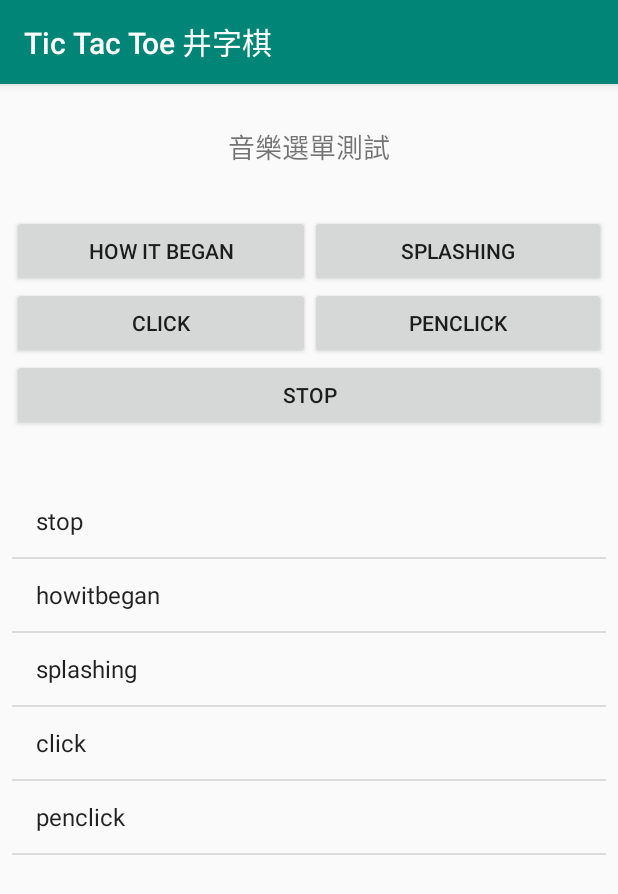
After one commit to liuluke0325/LinkGame, an Android app: the GridLayoutPractice screen opened directly, with no data from a screen before it, on a phone screen of 412 x 824 dp. The commit adds this screen. Shown: the top 894 px of the screen. Run offline under Robolectric (Android 15) with nearby library versions, the light colour scheme and no system bars.

Commit message:
add test mod, gridlayout practice, listview practice

```diff
--- /dev/null
+++ b/app/src/main/java/com/example/linkgame/GridLayoutPractice.java
@@ -0,0 +1,95 @@
+package com.example.linkgame;
+
+import android.media.MediaPlayer;
+import android.support.v7.app.AppCompatActivity;
+import android.os.Bundle;
+import android.support.v7.widget.GridLayout;
+import android.util.Log;
+import android.view.View;
+import android.widget.AdapterView;
+import android.widget.ArrayAdapter;
+import android.widget.Button;
+import android.widget.ListView;
+import android.widget.Toast;
+
+import java.util.ArrayList;
+
+
+public class GridLayoutPractice extends AppCompatActivity {
+    MediaPlayer mediaPlayer;
+
+
+    public void pressButton(View view){
+
+        Button button = (Button) view;
+
+        Log.i("Button", button.getTag().toString());
+
+
+        if (button.getTag().toString().equals("Stop")){
+            mediaPlayer.pause();
+            Toast.makeText(this,"Stop Playing",Toast.LENGTH_LONG).show();
+        }else {
+
+            mediaPlayer.pause();
+            mediaPlayer = MediaPlayer.create(this, getResources().getIdentifier(button.getTag().toString(), "raw", getPackageName()));
+            // MediaPlayer mediaplayer2 = MediaPlayer.create(this,R.raw.howitbegan);
+            // 運用tag來呼叫檔案名稱 , getResources().getIdentifier(button.getTag().toString(),"mp3",getPackageName())
+            mediaPlayer.start();
+        }
+
+    }
+
+
+
+
+
+
+    @Override
+    protected void onCreate(Bundle savedInstanceState) {
+        super.onCreate(savedInstanceState);
+        setContentView(R.layout.activity_grid_layout_practice);
+        mediaPlayer = new MediaPlayer();
+        mediaPlayer.pause();
+
+
+        ListView listView = findViewById(R.id.listView);
+
+        final ArrayList<String> arrayList = new ArrayList<String>();
+        arrayList.add("stop");
+        arrayList.add("howitbegan");
+        arrayList.add("splashing");
+        arrayList.add("click");
+        arrayList.add("penclick");
+
+
+
+        //建立連接
+        ArrayAdapter<String> arrayAdapter = new ArrayAdapter<String>(this,android.R.layout.simple_list_item_1,arrayList);
+        //把adapter 放入listview
+        listView.setAdapter(arrayAdapter);
+        //當按下時候發生~
+        listView.setOnItemClickListener(new AdapterView.OnItemClickListener() {
+            @Override
+            public void onItemClick(AdapterView<?> parent, View view, int position, long id) {
+           //使全部消失
+                // parent.setVisibility(View.GONE);
+                Log.i("listview", arrayList.get(position) );
+
+
+                Toast.makeText(getApplicationContext(),  arrayList.get(position) , Toast.LENGTH_SHORT).show();
+
+
+                mediaPlayer.stop();
+                if (position != 0) {
+                    mediaPlayer = MediaPlayer.create(getApplicationContext(), getResources().getIdentifier(arrayList.get(position), "raw", getPackageName()));
+                    mediaPlayer.start();
+                }
+
+
+
+            }
+        });
+
+    }
+}
--- a/app/src/main/java/com/example/linkgame/Setting.java
+++ b/app/src/main/java/com/example/linkgame/Setting.java
@@ -2,7 +2,6 @@ package com.example.linkgame;
 
 import android.content.Intent;
 import android.media.AudioManager;
-import android.media.MediaPlayer;
 import android.support.v7.app.AppCompatActivity;
 import android.os.Bundle;
 import android.view.View;
@@ -17,6 +16,11 @@ public void goBack(View view){
     finish();
 }
 
+public void goToPractice(View iew){
+
+    Intent intent = new Intent(getApplicationContext(), GridLayoutPractice.class);
+    startActivity(intent);
+}
 
 public void emailToMe(View view){
     Intent i = new Intent(Intent.ACTION_SEND);
--- /dev/null
+++ b/app/src/main/res/layout/activity_grid_layout_practice.xml
@@ -0,0 +1,95 @@
+<?xml version="1.0" encoding="utf-8"?>
+<android.support.constraint.ConstraintLayout xmlns:android="http://schemas.android.com/apk/res/android"
+    xmlns:app="http://schemas.android.com/apk/res-auto"
+    xmlns:tools="http://schemas.android.com/tools"
+    android:layout_width="match_parent"
+    android:layout_height="match_parent"
+    tools:context="com.example.linkgame.GridLayoutPractice">
+
+    <android.support.v7.widget.GridLayout
+        android:id="@+id/gridlayoutpractice"
+        android:layout_width="0dp"
+        android:layout_height="wrap_content"
+        android:layout_marginStart="8dp"
+        android:layout_marginTop="32dp"
+        android:layout_marginEnd="8dp"
+        app:columnCount="2"
+        app:layout_constraintEnd_toEndOf="parent"
+        app:layout_constraintHorizontal_bias="1.0"
+        app:layout_constraintStart_toStartOf="parent"
+        app:layout_constraintTop_toBottomOf="@+id/textView6"
+        app:rowCount="3">
+
+        <Button
+            android:id="@+id/button1"
+            android:layout_width="101dp"
+            android:onClick="pressButton"
+
+            android:tag="howitbegan"
+            android:text="How it began"
+            app:layout_columnWeight="1"
+            app:layout_gravity="fill"
+            app:layout_rowWeight="1" />
+
+        <Button
+            android:id="@+id/button2"
+            android:onClick="pressButton"
+            android:tag="splashing"
+            android:text="splashing"
+            app:layout_columnWeight="1"
+            app:layout_gravity="fill"
+            app:layout_rowWeight="1" />
+
+        <Button
+            android:id="@+id/button3"
+            android:onClick="pressButton"
+            android:tag="click"
+            android:text="click"
+            app:layout_columnWeight="1"
+            app:layout_gravity="fill"
+            app:layout_rowWeight="1" />
+
+        <Button
+            android:id="@+id/button4"
+            android:onClick="pressButton"
+            android:tag="penclick"
+            android:text="penclick"
+            app:layout_columnWeight="1"
+            app:layout_gravity="fill"
+            app:layout_rowWeight="1" />
+
+        <Button
+            android:id="@+id/button6"
+            android:onClick="pressButton"
+            android:tag="Stop"
+            android:text="Stop"
+            app:layout_columnSpan="2"
+
+            app:layout_gravity="fill" />
+
+    </android.support.v7.widget.GridLayout>
+
+    <TextView
+        android:id="@+id/textView6"
+        android:layout_width="match_parent"
+        android:layout_height="wrap_content"
+        android:layout_marginTop="28dp"
+        android:text="音樂選單測試"
+        android:textAlignment="center"
+        android:textSize="18sp"
+        app:layout_constraintTop_toTopOf="parent"
+        tools:layout_editor_absoluteX="16dp" />
+
+    <ListView
+        android:id="@+id/listView"
+        android:layout_width="match_parent"
+        android:layout_height="0dp"
+        android:layout_marginStart="8dp"
+        android:layout_marginTop="36dp"
+        android:layout_marginEnd="8dp"
+        android:layout_marginBottom="8dp"
+        app:layout_constraintBottom_toBottomOf="parent"
+        app:layout_constraintEnd_toEndOf="parent"
+        app:layout_constraintStart_toStartOf="parent"
+        app:layout_constraintTop_toBottomOf="@+id/gridlayoutpractice" />
+</android.support.constraint.ConstraintLayout>
--- a/app/src/main/res/values/colors.xml
+++ b/app/src/main/res/values/colors.xml
@@ -3,4 +3,6 @@
     <color name="colorPrimary">#008577</color>
     <color name="colorPrimaryDark">#00574B</color>
     <color name="colorAccent">#D81B60</color>
+
+    <color name="black_overlay">#66000000</color>
 </resources>
--- a/app/src/main/res/values/strings.xml
+++ b/app/src/main/res/values/strings.xml
@@ -3,4 +3,8 @@
     <string name="newGame">新遊戲</string>
     <string name="reCount">重新計分</string>
     <string name="welcomeMessage">歡迎  點擊九宮格開始</string>
+
+    <string name="title_activity_grid_layout_practice">GridLayoutPractice</string>
+    <string name="dummy_button">Dummy Button</string>
+    <string name="dummy_content">DUMMY\nCONTENT</string>
 </resources>
--- a/build.gradle
+++ b/build.gradle
@@ -9,6 +9,8 @@ buildscript {
     dependencies {
         classpath 'com.android.tools.build:gradle:3.4.0'
 
+        //for google firebase
+        classpath 'com.google.gms:google-services:4.2.0'
         // NOTE: Do not place your application dependencies here; they belong
         // in the individual module build.gradle files
     }
```
Also changed, not shown: app/build.gradle (+8 -2 lines), app/src/main/AndroidManifest.xml (+7 -1 lines), app/src/main/java/com/example/linkgame/FullPractice.java (added, +165 -0 lines), app/src/main/java/com/example/linkgame/MainActivity.java (+48 -15 lines), app/src/main/res/layout/activity_full_practice.xml (added, +51 -0 lines), app/src/main/res/layout/activity_setting.xml (+15 -1 lines), app/src/main/res/values/attrs.xml (added, +12 -0 lines), app/src/main/res/values/styles.xml (+12 -0 lines), 2 other files.
